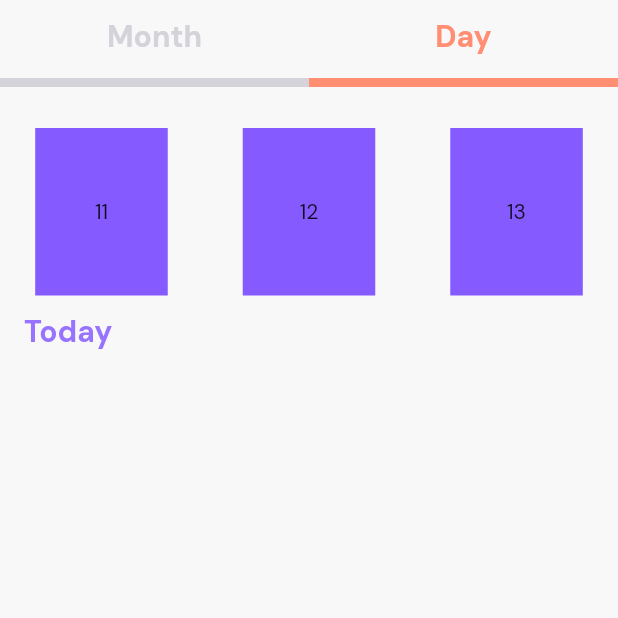
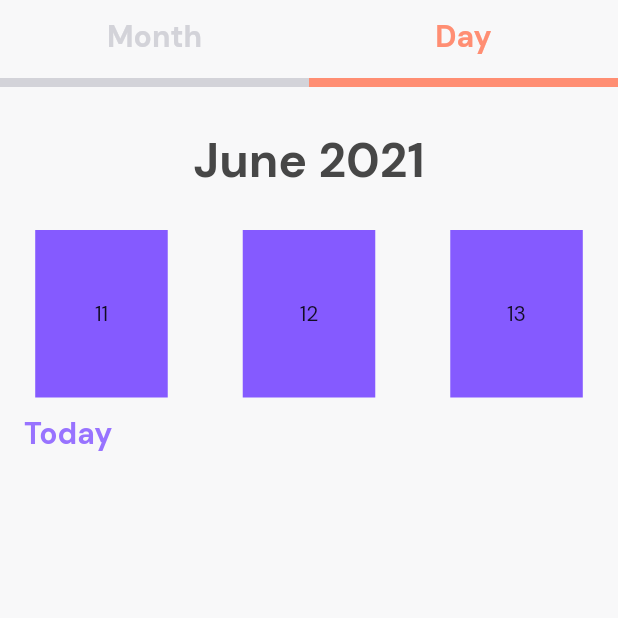
Before and after one commit to gdsc-loyola/admu_student_app, a Flutter app: the CalendarPage screen opened directly, on a phone screen of 412 x 824 dp, the top half of it. Run offline on Flutter 3.47's test engine with Material 2 defaults, Android fonts, the phone set to English and light mode, and no system bars; our stand-ins replace flutter_colorpicker, google_fonts, introduction_screen, sqflite; accounts and stored records are empty.

```diff
--- a/lib/screens/calendar/day_tab.dart
+++ b/lib/screens/calendar/day_tab.dart
@@ -16,8 +16,6 @@ class DayTab extends StatefulWidget {
 
   @override
   _DayTabState createState() => _DayTabState();
-
-
 }
 
 class _DayTabState extends State<DayTab> {
@@ -55,8 +53,6 @@ class _DayTabState extends State<DayTab> {
     // Getting the total number of days of the month
     var totalDays = daysInMonth(now);
 
-  // Stroing all the dates till the last date
-  // since we have found the last date using generate
     var listOfDates = new List<int>.generate(totalDays, (i) => i + 1);
     return listOfDates;
   }
@@ -67,15 +63,15 @@ dynamic _getNow() {
   }
 
 // this returns the last date of the month using DateTime
-int daysInMonth(DateTime date){
+  int daysInMonth(DateTime date) {
     var firstDayThisMonth = new DateTime(date.year, date.month, date.day);
-  var firstDayNextMonth = new DateTime(firstDayThisMonth.year, firstDayThisMonth.month + 1, firstDayThisMonth.day);
+    var firstDayNextMonth = new DateTime(firstDayThisMonth.year,
+        firstDayThisMonth.month + 1, firstDayThisMonth.day);
     return firstDayNextMonth.difference(firstDayThisMonth).inDays;
   }
 
   @override
   Widget build(BuildContext context) {
-
     // inside the Widget build, dispose it AND create a new controller - important for screen sizes
     if (_pageCtrl != null) _pageCtrl.dispose();
     _pageCtrl = PageController(
@@ -95,22 +91,31 @@ int daysInMonth(DateTime date){
     return Column(
       crossAxisAlignment: CrossAxisAlignment.start,
       children: [
+        SizedBox(
+          height: 36,
+        ),
+        Center(
+          child: Text(
+            '${AppStrings.MONTHS[_date.month - 1]} ${_date.year}',
+            style: Theme.of(context)
+                .textTheme
+                .headline4
+                .copyWith(color: AppColors.GRAY_DARK[0]),
+          ),
+        ),
         SizedBox(height: 27),
         // testing
         SizedBox(
-          height:
-              112,
+          height: 112,
           child: PageView.builder(
               controller: _pageCtrl,
-              itemCount: _getDates().length,
               itemBuilder: (_, index) {
                 return Container(
                   // replace with the time card
                   color: AppColors.PRIMARY_MAIN,
                   width: 72,
                   height: 112,
-                  margin: EdgeInsets.symmetric(
-                      horizontal: 25),
+                  margin: EdgeInsets.symmetric(horizontal: 25),
                   child: Center(child: Text('${index + 1}')),
                 );
               }),
```
Lines whose indentation alone changed are shown as unchanged.
